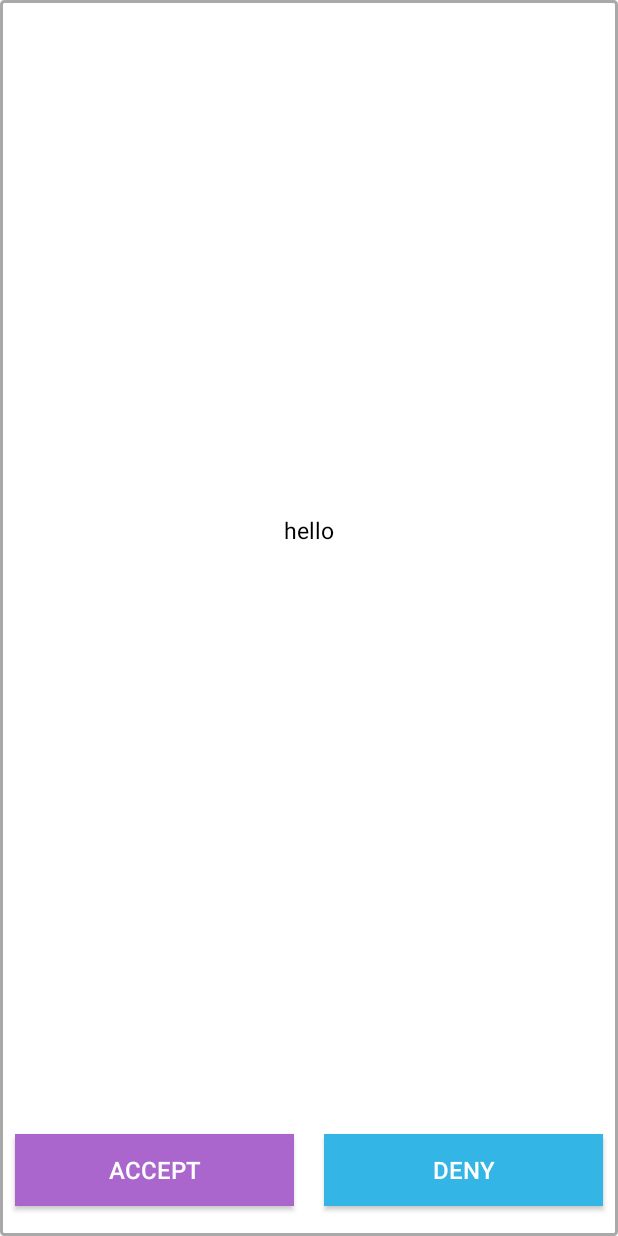
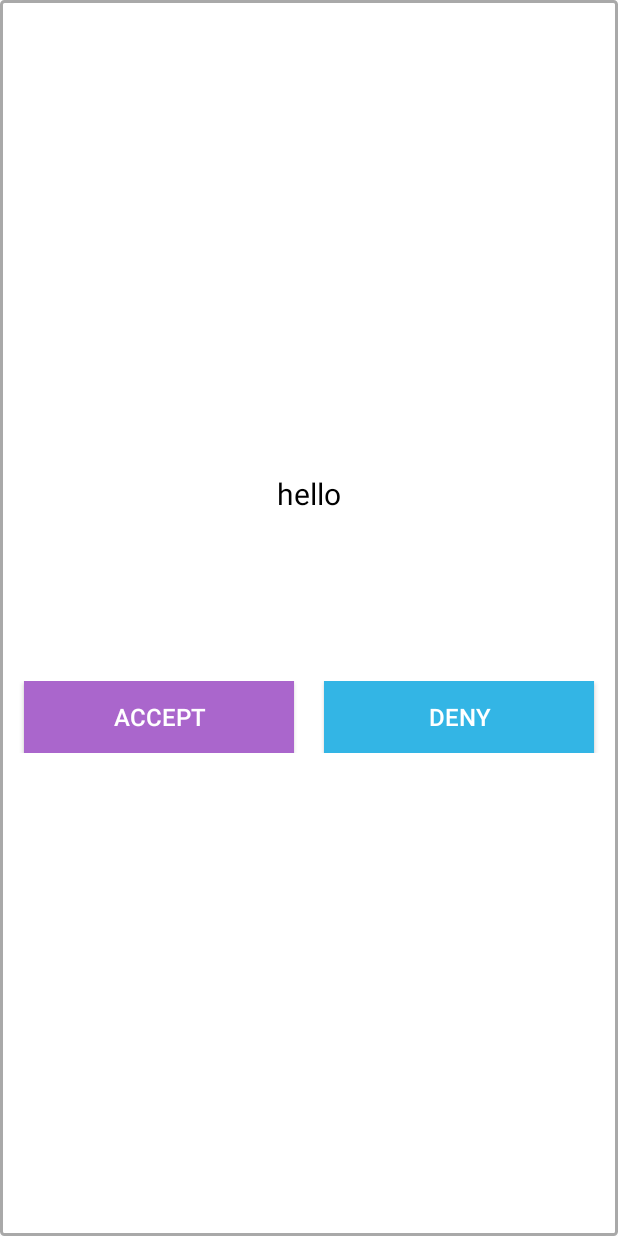
Before and after one commit to AustinVaday/CS130, an Android app: the layout popup2.xml on its own in the app's theme, with its tools: preview values and no code run, on a phone screen of 412 x 824 dp. Run offline under Robolectric (Android 15) with nearby library versions, the light colour scheme and no system bars.

Commit message:
fix popup alignment + invites should be working

```diff
--- a/LunchMeet/app/src/main/java/com/example/lunchmeet/lunchmeet/MapsActivity.java
+++ b/LunchMeet/app/src/main/java/com/example/lunchmeet/lunchmeet/MapsActivity.java
@@ -387,15 +387,14 @@ public class MapsActivity extends FragmentActivity implements OnMapReadyCallback
         });
 
         mManager.waitForInvites(new DBListener<String>() {
-            // still need to implement some form of notifications to process these
             @Override
             public void run(String gid) {
+                /*
                 Toast toast = Toast.makeText(getApplicationContext(), "You were added to " +
                         user_hmp.get(group_hmp.get(gid).getLeader()).getName() + "'s group", Toast.LENGTH_LONG);
                 TextView v = (TextView) toast.getView().findViewById(android.R.id.message);
                 if( v != null) v.setGravity(Gravity.CENTER);
                 toast.show();
-                /*
 
                 System.out.println("added to " + gid);
                 if (user_hmp.get(u.getUid()).getGid() == null) {
@@ -407,7 +406,6 @@ public class MapsActivity extends FragmentActivity implements OnMapReadyCallback
                 */
                 final String gid_final = gid;
                 if(gid !=null && user_hmp.get(u.getUid()) != null && user_hmp.get(u.getUid()).getGid()==null  ) {
-                    System.out.println("create popup");
                     layoutinflater = (LayoutInflater) getApplicationContext().getSystemService(LAYOUT_INFLATER_SERVICE);
                     ViewGroup container = (ViewGroup) layoutinflater.inflate(R.layout.popup2, null);
                     popupwindow = new PopupWindow(container, 700, 600, true);
@@ -458,8 +456,6 @@ public class MapsActivity extends FragmentActivity implements OnMapReadyCallback
 
                         }
                     });
-
-                    updateMap();
                 }
             }
         }, u.getUid());
--- a/LunchMeet/app/src/main/res/layout/popup2.xml
+++ b/LunchMeet/app/src/main/res/layout/popup2.xml
@@ -10,11 +10,7 @@
         android:layout_width="wrap_content"
         android:id="@+id/image"
         android:layout_height="wrap_content"
-        android:layout_weight="2"
-
-
-
-        />
+        android:layout_weight="2" />
 
     <TextView
         android:id="@+id/requesttext"
@@ -24,9 +20,46 @@
         android:gravity="center"
         android:textColor="#000000"
         android:text="hello"
-        android:textSize="15dp" />
+        android:textSize="20dp" />
+
+    <LinearLayout
+        android:id="@+id/linearLayout1"
+        android:layout_width="match_parent"
+        android:layout_height="wrap_content"
+        android:orientation="horizontal"
+        android:padding="6dp"
+        android:weightSum="2">
+
+        <Button
+            android:id="@+id/acceptbutton"
+            android:layout_width="0dp"
+            android:layout_height="match_parent"
+            android:layout_gravity="left|bottom"
+            android:layout_marginLeft="10dp"
+            android:layout_marginRight="10dp"
+            android:layout_weight="1"
+            android:background="@android:color/holo_purple"
+            android:text="Accept"
+            android:textColor="@color/white"
+            android:textSize="16dp" />
+
+        <Button
+            android:id="@+id/rejectbutton"
+            android:layout_width="0dp"
+            android:layout_height="match_parent"
+            android:layout_gravity="right|bottom"
+            android:layout_marginLeft="10dp"
+            android:layout_marginRight="10dp"
+            android:layout_weight="1"
+            android:background="@android:color/holo_blue_light"
+            android:text="Deny"
+            android:textColor="@color/white"
+            android:textSize="16dp"/>
+
+    </LinearLayout>
 
 
+    <!--
     <LinearLayout
         android:id="@+id/linear"
         android:layout_width="match_parent"
@@ -67,7 +100,7 @@
             android:text="Deny"
             android:textColor="@color/white"
             android:textSize="16dp" />
-    </LinearLayout>
+    </LinearLayout> -->
     <!--app:srcCompat="@drawable/file" /> -->
 
     <!--android:backgroundTint="@color/com_facebook_button_background_color"
```
